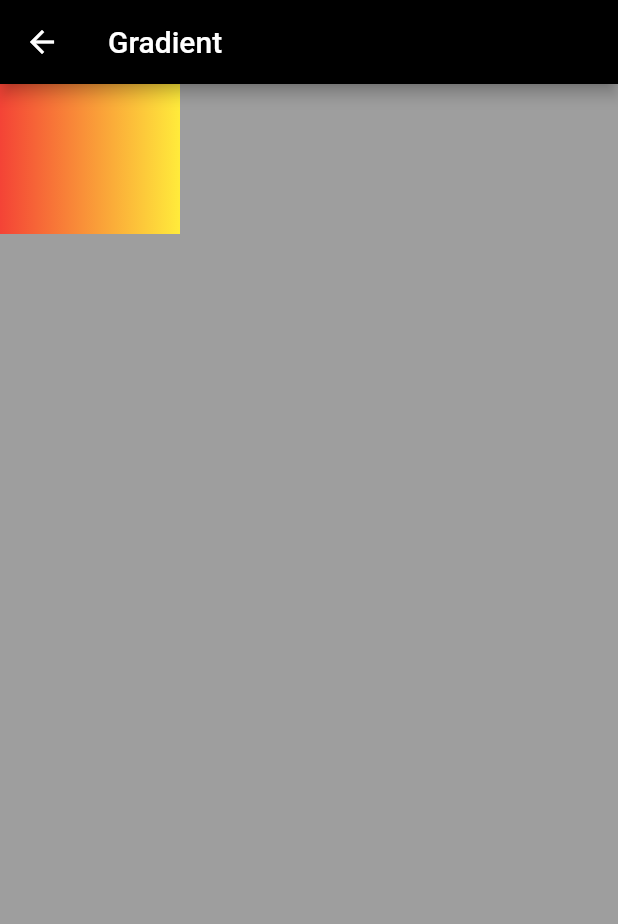
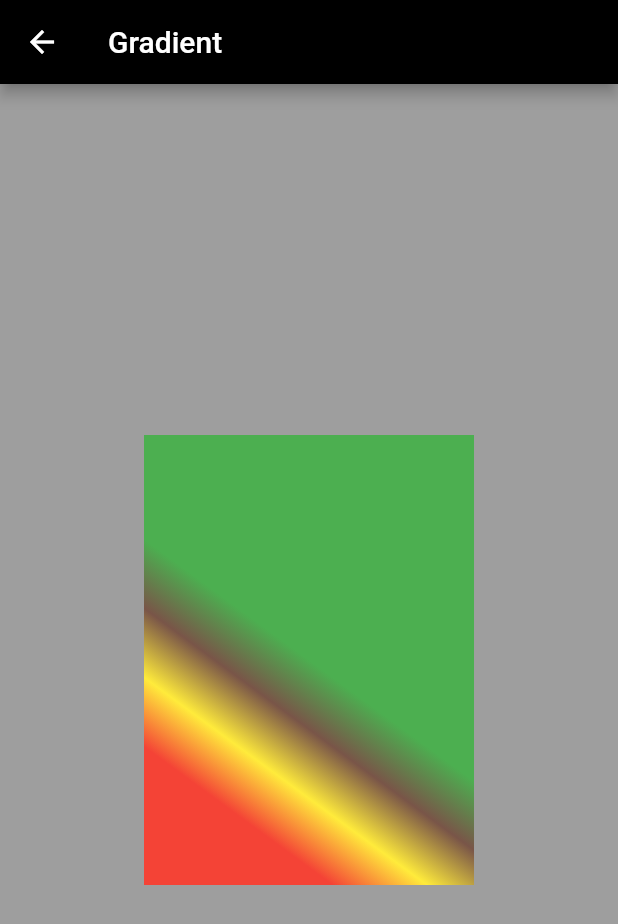
Before and after one commit to jobic10/flutter_again, a Flutter app: the GradientPage screen opened directly, on a phone screen of 412 x 824 dp. Shown: the top 924 px of the screen. Run offline on Flutter 3.47's test engine with Material 2 defaults, Android fonts, the phone set to English and light mode, and no system bars; our stand-ins replace flutter_screenutil.

Commit message:
Gradient Stops

```diff
--- a/lib/day3/gradient.dart
+++ b/lib/day3/gradient.dart
@@ -6,17 +6,33 @@ class GradientPage extends StatelessWidget {
   @override
   Widget build(BuildContext context) {
     return Scaffold(
-        appBar: AppBar(
-          title: Text('Gradient'),
+      appBar: AppBar(
+        title: Text('Gradient'),
+      ),
+      body: Center(
+        child: Container(
+          height: 300,
+          width: 220,
+          decoration: BoxDecoration(
+            gradient: LinearGradient(
+              colors: [
+                Colors.red,
+                Colors.yellow,
+                Colors.brown,
+                Colors.green,
+              ],
+              stops: [
+                0.2,
+                0.3,
+                0.4,
+                0.5,
+              ],
+              begin: Alignment.bottomLeft,
+              end: Alignment.topRight,
+            ),
+          ),
         ),
-        body: Container(
-          height: 100,
-          width: 120,
-          decoration: BoxDecoration(
-              gradient: LinearGradient(colors: [
-            Colors.red,
-            Colors.yellow,
-          ])),
-        ));
+      ),
+    );
   }
 }
```
